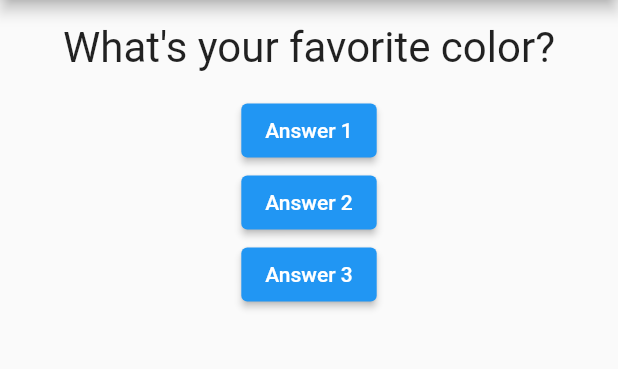
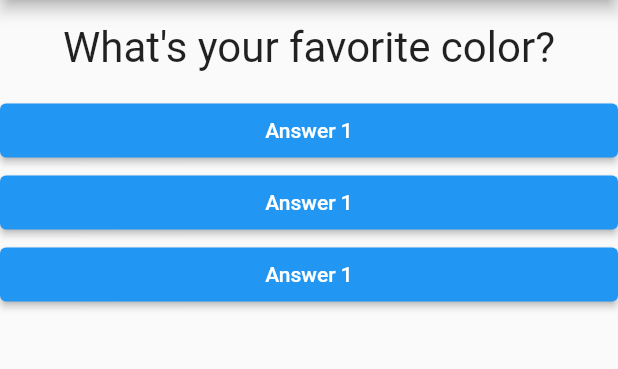
Before and after one commit to ariqd/flutter-first-app, a Flutter app: the screen it shows after launch, on a phone screen of 412 x 824 dp, the part 84-453 px from its top. Run offline on Flutter 3.47's test engine with Material 2 defaults, Android fonts, the phone set to English and light mode, and no system bars.

Commit message:
feat: created Answer component

```diff
--- /dev/null
+++ b/lib/answer.dart
@@ -0,0 +1,18 @@
+import 'package:flutter/material.dart';
+
+class Answer extends StatelessWidget {
+  final Function selectHandler;
+
+  Answer(this.selectHandler);
+
+  @override
+  Widget build(BuildContext context) {
+    return Container(
+      width: double.infinity,
+      child: ElevatedButton(
+        child: Text('Answer 1'),
+        onPressed: selectHandler,
+      ),
+    );
+  }
+}
--- a/lib/main.dart
+++ b/lib/main.dart
@@ -1,3 +1,4 @@
+import 'package:first_app/answer.dart';
 import 'package:flutter/material.dart';
 
 import './question.dart';
@@ -30,6 +31,7 @@ class _MyAppState extends State<MyApp> {
     var questions = [
       'What\'s your favorite color?',
       'What\'s your favorite animal?',
+      'What\'s your favorite car?',
     ];
 
     return MaterialApp(
@@ -40,20 +42,9 @@ class _MyAppState extends State<MyApp> {
         body: Column(
           children: <Widget>[
             Question(questions[_questionIndex]),
-            ElevatedButton(
-              child: Text('Answer 1'),
-              onPressed: _answerQuestion,
-            ),
-            ElevatedButton(
-              child: Text('Answer 2'),
-              onPressed: () => print('Answer 2 chosen!'),
-            ),
-            ElevatedButton(
-              child: Text('Answer 3'),
-              onPressed: () {
-                print('Answer 3 chosen!');
-              },
-            ),
+            Answer(_answerQuestion),
+            Answer(_answerQuestion),
+            Answer(_answerQuestion),
           ],
         ),
       ),
```
Also changed, not shown: pubspec.lock.
